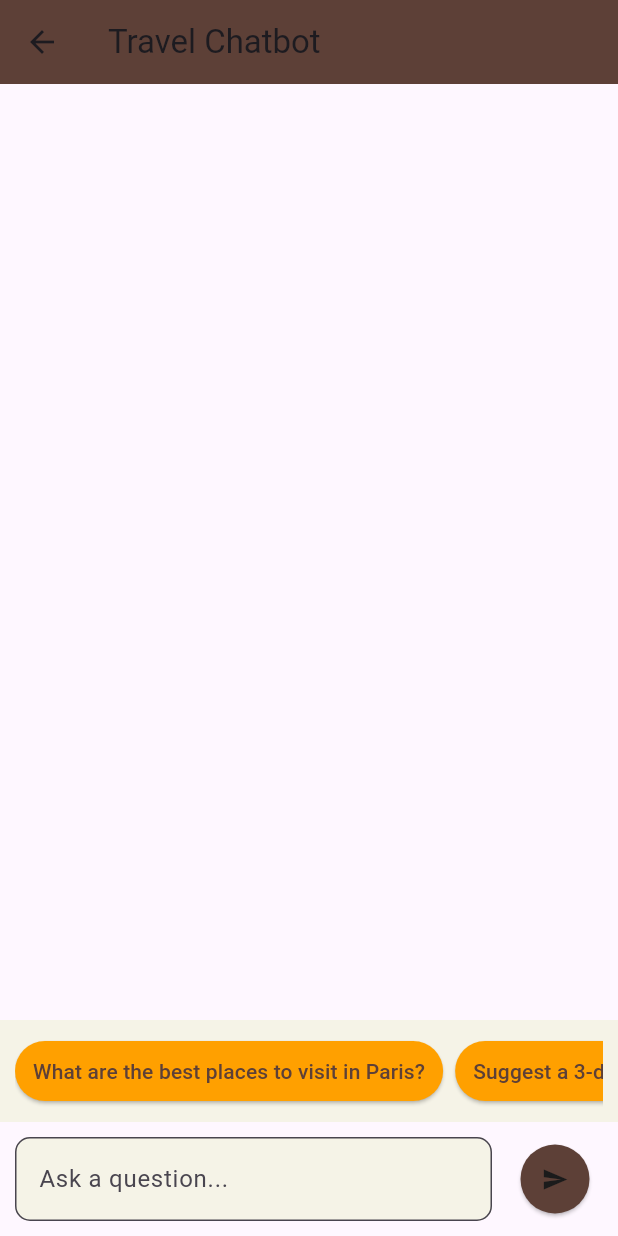
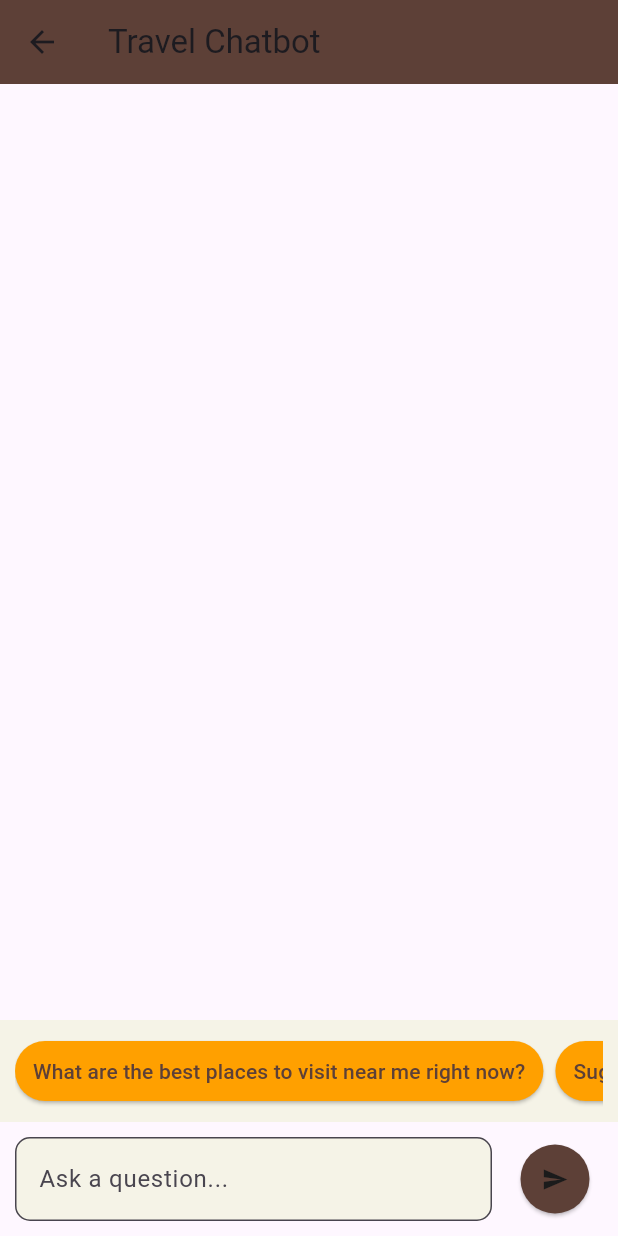
Before and after one commit to dhruvjaink07/travller, a Flutter app: the screen it shows after launch, after a tap on "Travel Assistant", on a phone screen of 412 x 824 dp. Run offline on Flutter 3.47's test engine with Material 3 defaults, Android fonts, the phone set to English and light mode, and no system bars; our stand-ins replace flutter_map, flutter_markdown, flutter_riverpod, google_generative_ai, latlong2, location and 1 more.

Commit message:
Stating Riverpod and locations based suggestions in chat

```diff
--- a/lib/chat_screen.dart
+++ /dev/null
@@ -1,141 +0,0 @@
-import 'package:flutter/material.dart';
-import 'package:travller/gemini_service.dart';
-import 'package:travller/theme/app_colors.dart';
-
-class ChatScreen extends StatefulWidget {
-  const ChatScreen({super.key});
-
-  @override
-  _ChatScreenState createState() => _ChatScreenState();
-}
-
-class _ChatScreenState extends State<ChatScreen> {
-  final ChatbotService chatbot = ChatbotService();
-  final TextEditingController _controller = TextEditingController();
-  List<Map<String, String>> messages = [];
-
-  final List<String> quickPrompts = [
-    "What are the best places to visit in Paris?",
-    "Suggest a 3-day itinerary for Rome.",
-    "What are the must-try foods in Japan?",
-    "How do I plan a budget trip to Switzerland?",
-    "What are the top adventure activities in New Zealand?"
-  ];
-
-  void sendMessage(String userMessage) async {
-    if (userMessage.isEmpty) return;
-
-    setState(() {
-      messages.add({"role": "user", "text": userMessage});
-    });
-
-    _controller.clear();
-    String botResponse = await chatbot.getResponse(userMessage);
-
-    setState(() {
-      messages.add({"role": "bot", "text": botResponse});
-    });
-  }
-
-  @override
-  Widget build(BuildContext context) {
-    return Scaffold(
-      appBar: AppBar(
-        title: const Text("Travel Chatbot"),
-        backgroundColor: AppColors.primary, // Use primary color
-      ),
-      body: Column(
-        children: [
-          // Chat Messages
-          Expanded(
-            child: ListView.builder(
-              itemCount: messages.length,
-              itemBuilder: (context, index) {
-                final msg = messages[index];
-                return Align(
-                  alignment: msg["role"] == "user"
-                      ? Alignment.centerRight
-                      : Alignment.centerLeft,
-                  child: Container(
-                    padding: const EdgeInsets.all(12),
-                    margin:
-                        const EdgeInsets.symmetric(vertical: 5, horizontal: 10),
-                    decoration: BoxDecoration(
-                      color: msg["role"] == "user"
-                          ? AppColors.primary
-                          : AppColors.secondary,
-                      borderRadius: BorderRadius.circular(10),
-                    ),
-                    child: Text(
-                      msg["text"]!,
-                      style: const TextStyle(color: AppColors.textPrimary),
-                    ),
-                  ),
-                );
-              },
-            ),
-          ),
-          // Quick Prompts
-          Container(
-            color: AppColors.background,
-            padding: const EdgeInsets.symmetric(vertical: 10, horizontal: 10),
-            child: SingleChildScrollView(
-              scrollDirection: Axis.horizontal,
-              child: Row(
-                children: quickPrompts.map((prompt) {
-                  return Padding(
-                    padding: const EdgeInsets.only(right: 8.0),
-                    child: ElevatedButton(
-                      onPressed: () => sendMessage(prompt),
-                      style: ElevatedButton.styleFrom(
-                        backgroundColor: AppColors.accent,
-                        foregroundColor: AppColors.textSecondary,
-                        padding: const EdgeInsets.symmetric(
-                            vertical: 8, horizontal: 12),
-                        shape: RoundedRectangleBorder(
-                          borderRadius: BorderRadius.circular(20),
-                        ),
-                      ),
-                      child: Text(prompt, style: const TextStyle(fontSize: 14)),
-                    ),
-                  );
-                }).toList(),
-              ),
-            ),
-          ),
-          // Input Field
-          Padding(
-            padding: const EdgeInsets.all(10),
-            child: Row(
-              children: [
-                Expanded(
-                  child: TextField(
-                    controller: _controller,
-                    decoration: InputDecoration(
-                      hintText: "Ask a question...",
-                      border: OutlineInputBorder(
-                        borderRadius: BorderRadius.circular(10),
-                      ),
-                      filled: true,
-                      fillColor: AppColors.background,
-                    ),
-                  ),
-                ),
-                const SizedBox(width: 10),
-                ElevatedButton(
-                  onPressed: () => sendMessage(_controller.text),
-                  style: ElevatedButton.styleFrom(
-                    backgroundColor: AppColors.primary,
-                    padding: const EdgeInsets.all(14),
-                    shape: const CircleBorder(),
-                  ),
-                  child: const Icon(Icons.send, color: AppColors.textPrimary),
-                ),
-              ],
-            ),
-          ),
-        ],
-      ),
-    );
-  }
-}
--- /dev/null
+++ b/lib/features/chat/providers/chat_provider.dart
@@ -0,0 +1,5 @@
+import 'package:flutter_riverpod/flutter_riverpod.dart';
+import 'package:travller/features/chat/services/chat_service.dart';
+
+final chatbotServiceProvider =
+    Provider<ChatbotService>((ref) => ChatbotService());
--- a/lib/itenary_display_screen.dart
+++ b/lib/features/itinerary/screens/itenary_display_screen.dart
@@ -1,7 +1,7 @@
 import 'package:flutter/material.dart';
 import 'package:latlong2/latlong.dart';
-import 'map_screen.dart';
-import 'package:travller/theme/app_colors.dart'; // Import the color palette
+import '../../map/screens/map_screen.dart';
+import 'package:travller/app/theme/app_colors.dart'; // Import the color palette
 
 class ItineraryDisplayScreen extends StatelessWidget {
   final Map<String, dynamic> itinerary;
--- a/lib/itenary_service.dart
+++ b/lib/features/itinerary/services/itenary_service.dart
@@ -2,7 +2,7 @@ import 'package:google_generative_ai/google_generative_ai.dart';
 import 'package:intl/intl.dart';
 
 Future<String> generateItinerary(
-    String destination, String duration, String interests,
+    String source, String destination, String duration, String interests,
     {required int numberOfPeople,
     required String currency,
     DateTime? startDate,
@@ -17,13 +17,14 @@ Future<String> generateItinerary(
 
   String prompt = """
   You are a travel itinerary planner.
-  Generate a structured **$duration-day travel itinerary** for $destination for $numberOfPeople people.
+  Generate a structured **$duration-day travel itinerary** for travel from $source to $destination for $numberOfPeople people.
   The budget should be prepared in $currency.
   The response should be in **JSON format only**, without any extra text.
 
   Here's the required format:
 
   {
+    "source": "City Name",
     "destination": "City Name",
     "duration": "X days",
     "start_date": "YYYY-MM-DD",
@@ -67,7 +68,7 @@ Future<String> generateItinerary(
     ]
   }
 
-  Now, generate an itinerary for **$destination for $duration days starting from ${DateFormat('yyyy-MM-dd').format(actualStartDate)} to ${DateFormat('yyyy-MM-dd').format(actualEndDate)} for $numberOfPeople people. Include live image URLs for each event location to help visualize the places. Ensure the image URLs are valid and accessible. Also, include the total budget, transportation details, and accommodation suggestions in $currency.**
+  Now, generate an itinerary for travel from **$source to $destination for $duration days starting from ${DateFormat('yyyy-MM-dd').format(actualStartDate)} to ${DateFormat('yyyy-MM-dd').format(actualEndDate)} for $numberOfPeople people. Include live image URLs for each event location to help visualize the places. Ensure the image URLs are valid and accessible. Also, include the total budget, transportation details, and accommodation suggestions in $currency.**
   """;
 
   final content = [Content.text(prompt)];
--- a/lib/map_screen.dart
+++ b/lib/features/map/screens/map_screen.dart
@@ -1,7 +1,7 @@
 import 'package:flutter/material.dart';
 import 'package:flutter_map/flutter_map.dart';
 import 'package:latlong2/latlong.dart';
-import 'package:travller/theme/app_colors.dart'; // Import the color palette
+import 'package:travller/app/theme/app_colors.dart'; // Import the color palette
 
 class MapScreen extends StatefulWidget {
   final List<LatLng> coordinates;
--- a/lib/home_screen.dart
+++ b/lib/home/home_screen.dart
@@ -1,7 +1,7 @@
 import 'package:flutter/material.dart';
-import 'package:travller/chat_screen.dart';
-import 'package:travller/itenary_screen.dart';
-import 'package:travller/theme/app_colors.dart'; // Import the AppColors class
+import 'package:travller/features/chat/screens/chat_screen.dart';
+import 'package:travller/features/itinerary/screens/itenary_screen.dart';
+import 'package:travller/app/theme/app_colors.dart'; // Import the AppColors class
 
 class HomeScreen extends StatelessWidget {
   const HomeScreen({super.key});
@@ -50,7 +50,7 @@ class HomeScreen extends StatelessWidget {
                     Navigator.push(
                       context,
                       MaterialPageRoute(
-                          builder: (context) => ItineraryScreen()),
+                          builder: (context) => const ItineraryScreen()),
                     );
                   },
                   icon: const Icon(Icons.map, color: AppColors.background),
@@ -73,7 +73,8 @@ class HomeScreen extends StatelessWidget {
                   onPressed: () {
                     Navigator.push(
                       context,
-                      MaterialPageRoute(builder: (context) => ChatScreen()),
+                      MaterialPageRoute(
+                          builder: (context) => const ChatScreen()),
                     );
                   },
                   icon: const Icon(Icons.chat, color: AppColors.background),
--- a/lib/main.dart
+++ b/lib/main.dart
@@ -1,8 +1,9 @@
 import 'package:flutter/material.dart';
-import 'package:travller/home_screen.dart';
+import 'package:flutter_riverpod/flutter_riverpod.dart';
+import 'package:travller/home/home_screen.dart';
 
 void main() {
-  runApp(MyApp());
+  runApp(const ProviderScope(child: MyApp()));
 }
 
 class MyApp extends StatelessWidget {
@@ -16,7 +17,7 @@ class MyApp extends StatelessWidget {
       theme: ThemeData(
         primarySwatch: Colors.blue,
       ),
-      home: HomeScreen(),
+      home: const HomeScreen(),
     );
   }
 }
--- a/pubspec.yaml
+++ b/pubspec.yaml
@@ -43,6 +43,10 @@ dependencies:
   url_launcher: ^6.3.1
   latlong2: ^0.9.1
   lottie: ^3.2.0
+  permission_handler: ^12.0.0+1
+  location: ^7.0.1
+  flutter_riverpod: ^2.6.1
+  flutter_markdown: ^0.7.7+1
 
 dev_dependencies:
   flutter_test:
```
Also changed, not shown: lib/features/chat/screens/chat_screen.dart (added, +210 -0 lines), lib/features/chat/services/chat_service.dart (added, +24 -0 lines), lib/features/itinerary/providers/itinerary_provider.dart (added, +44 -0 lines), lib/features/itinerary/screens/itenary_screen.dart (renamed from lib/itenary_screen.dart, +48 -46 lines), lib/features/location/providers/location_provider.dart (added, +7 -0 lines), lib/features/location/services/location_service.dart (added, +22 -0 lines), lib/gemini_service.dart (deleted, +0 -13 lines), lib/app/theme/app_colors.dart (renamed from lib/theme/app_colors.dart), lib/features/location/services/location_suggestions.dart (renamed from lib/location_suggestions.dart), pubspec.lock, 5 other files.
